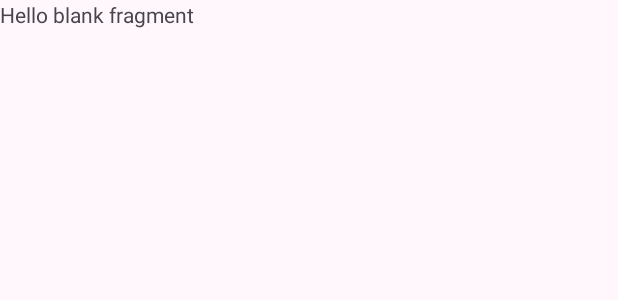
After one commit to Ta-git-droid/Ejercicio_Tema3, an Android app: the layout fragment_animal.xml on its own in the app's theme, with its tools: preview values and no code run, on a phone screen of 412 x 824 dp. The commit adds this screen. Shown: the top 300 px of the screen. Run offline under Robolectric (Android 15) with nearby library versions, the phone set to English and light mode, and no system bars.

Commit message:
Cambios en el fragment

```diff
--- /dev/null
+++ b/app/src/main/res/layout/fragment_animal.xml
@@ -0,0 +1,14 @@
+<?xml version="1.0" encoding="utf-8"?>
+<FrameLayout xmlns:android="http://schemas.android.com/apk/res/android"
+    xmlns:tools="http://schemas.android.com/tools"
+    android:layout_width="match_parent"
+    android:layout_height="match_parent"
+    tools:context=".FragmentAnimal">
+
+    <!-- TODO: Update blank fragment layout -->
+    <TextView
+        android:layout_width="match_parent"
+        android:layout_height="match_parent"
+        android:text="@string/hello_blank_fragment" />
+
+</FrameLayout>
--- a/app/src/main/res/values/strings.xml
+++ b/app/src/main/res/values/strings.xml
@@ -33,4 +33,6 @@
     <string name="posici_n_seleccionada_fuera_de_rango_reiniciando_a_1">Posición seleccionada fuera de rango. Reiniciando a -1.</string>
     <string name="la_posici_n_seleccionada_es_inv_lida_reiniciando">La posición seleccionada es inválida. Reiniciando.</string>
     <string name="animal_nulo_en_la_posici_n">"Animal nulo en la posición "</string>
+    <!-- TODO: Remove or change this placeholder text -->
+    <string name="hello_blank_fragment">Hello blank fragment</string>
 </resources>
```
Also changed, not shown: app/src/main/java/com/example/ejercicio_tema3/Animal.java (+57 -3 lines), app/src/main/java/com/example/ejercicio_tema3/FragmentAnimal.java (added, +84 -0 lines).
